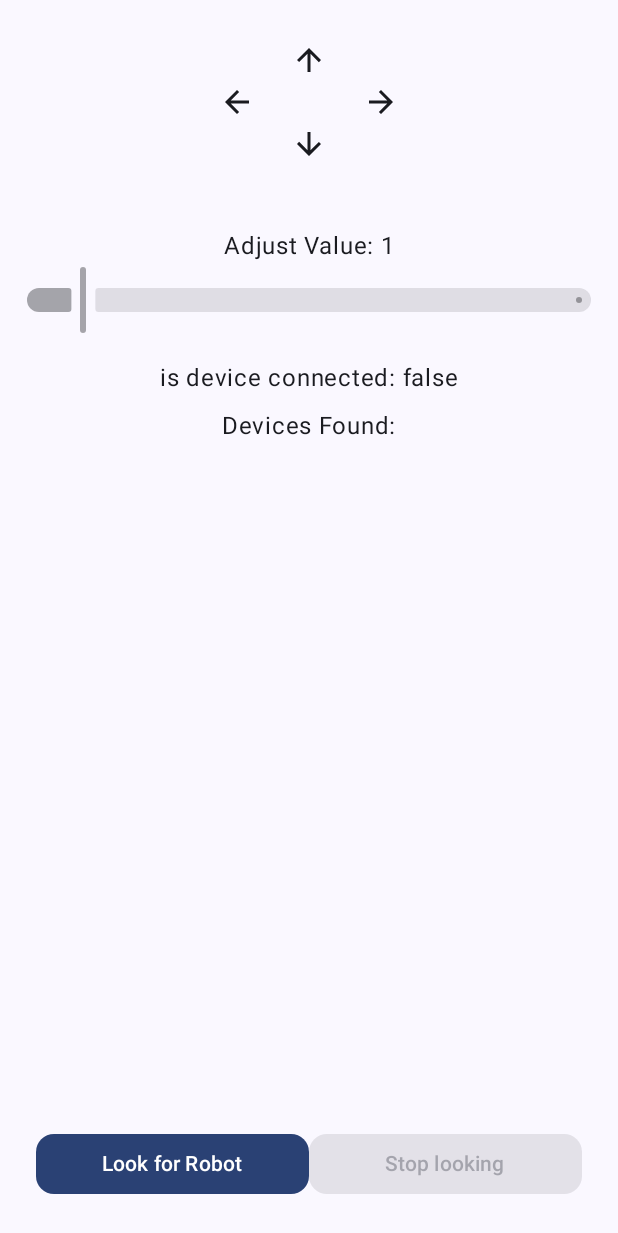
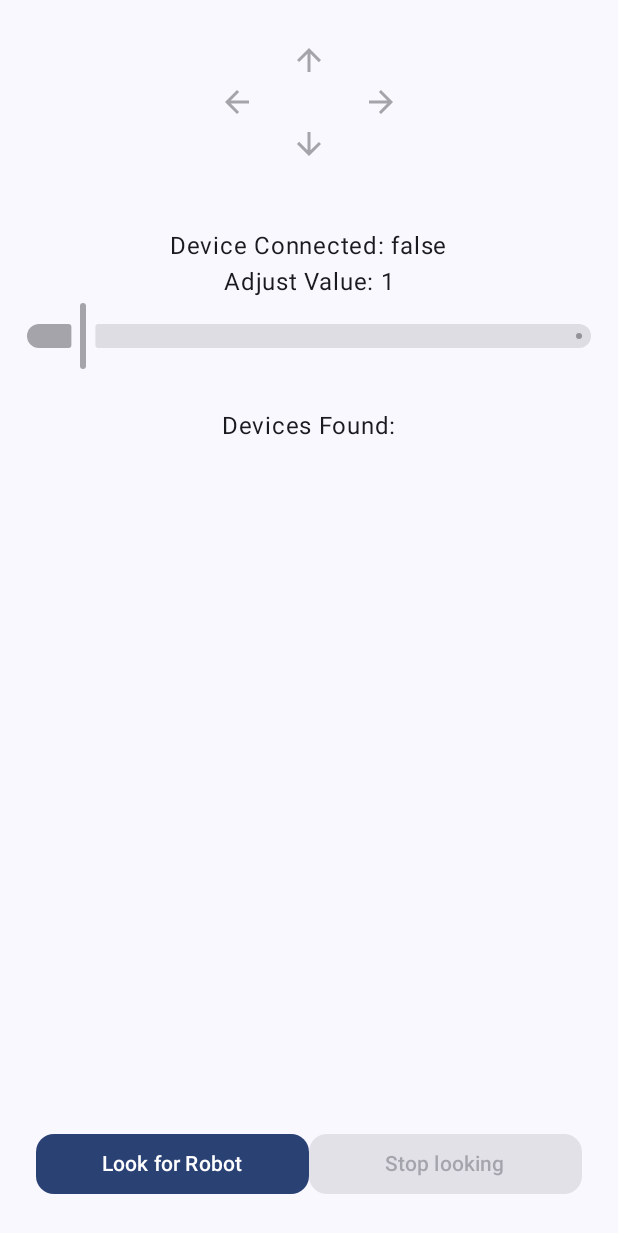
Before and after one commit to marcelonap/BleRobotControl, an Android app built with Jetpack Compose: the screen it shows after launch (MainActivity), on a phone screen of 412 x 824 dp. Shown: the top 1233 px of the screen. Run offline under Robolectric (Android 15) with nearby library versions, the phone set to English and light mode, and no system bars; our stand-ins replace Dagger/Hilt's generated code.

Commit message:
Update StartScreen.kt

```diff
--- a/RobotController/app/src/main/java/com/example/robotcontroller/presentation/StartScreen.kt
+++ b/RobotController/app/src/main/java/com/example/robotcontroller/presentation/StartScreen.kt
@@ -68,37 +68,26 @@ fun StartScreen(
     ) {
         // Arrow Buttons with Icons
         Row(verticalAlignment = Alignment.CenterVertically) {
-            IconButton( onClick = {
-                if(viewModel.isDeviceConnected)
-                    viewModel.writeMove("@ML0\r\n")
-            }) {
+            IconButton(enabled = viewModel.isDeviceConnected, onClick = { viewModel.writeMove("@ML0\r\n") }) {
                 Icon(Icons.Default.ArrowBack, contentDescription = "Left")
             }
             Column(horizontalAlignment = Alignment.CenterHorizontally) {
-                IconButton( onClick = {
-                    if(viewModel.isDeviceConnected){
-                    viewModel.writeMove("@MF0\r\n")
-                    }
-                }
-                ) {
+                IconButton(enabled = viewModel.isDeviceConnected, onClick = { viewModel.writeMove("@MF0\r\n")}) {
                     Icon(Icons.Default.ArrowUpward, contentDescription = "Forward")
                 }
                 Spacer(modifier = Modifier.height(8.dp))
-                IconButton(onClick = {
-                    if(viewModel.isDeviceConnected)
-                    viewModel.writeMove("@MB0\r\n") }) {
+                IconButton(enabled = viewModel.isDeviceConnected, onClick = { viewModel.writeMove("@MB0\r\n") }) {
                     Icon(Icons.Default.ArrowDownward, contentDescription = "Backward")
                 }
             }
-            IconButton(onClick = {
-                if(viewModel.isDeviceConnected)
-                viewModel.writeMove("@MR0\r\n")}) {
+            IconButton(enabled = viewModel.isDeviceConnected,onClick = { viewModel.writeMove("@MR0\r\n")}) {
                 Icon(Icons.Default.ArrowForward, contentDescription = "Right")
             }
         }
 
         Spacer(modifier = Modifier.height(32.dp))
 
+        Text("Device Connected: ${viewModel.isDeviceConnected}")
         // Slider
         Text("Adjust Value: ${sliderValue.toInt()}")
         Slider(
@@ -112,7 +101,10 @@ fun StartScreen(
 
         Spacer(modifier = Modifier.height(16.dp))
 
-        Text("is device connected: ${viewModel.isDeviceConnected}")
+        // Scan Devices Button
+//        Button(onClick = { viewModel.startScan() }) {
+//            Text("Scan Devices")
+//        }
         if(!viewModel.isDeviceConnected && canAttemptScan) {
             FindDeviceScreen(innerPadding = PaddingValues(8.dp), viewModel = viewModel)
         }else if(viewModel.isDeviceConnected){
```
